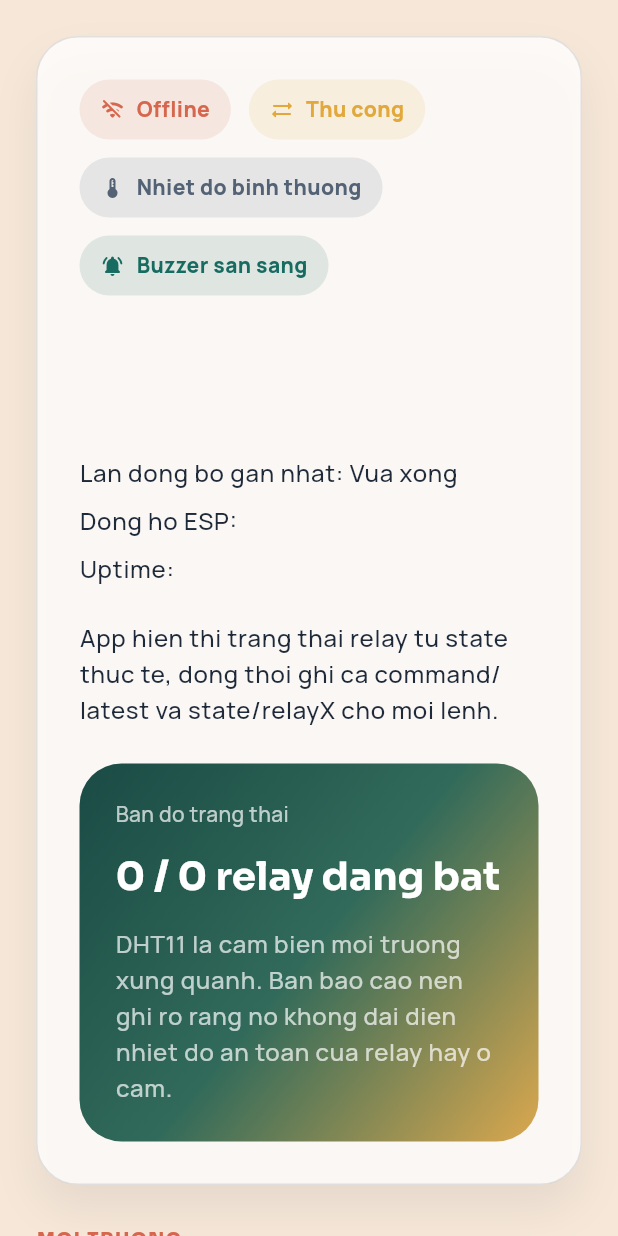
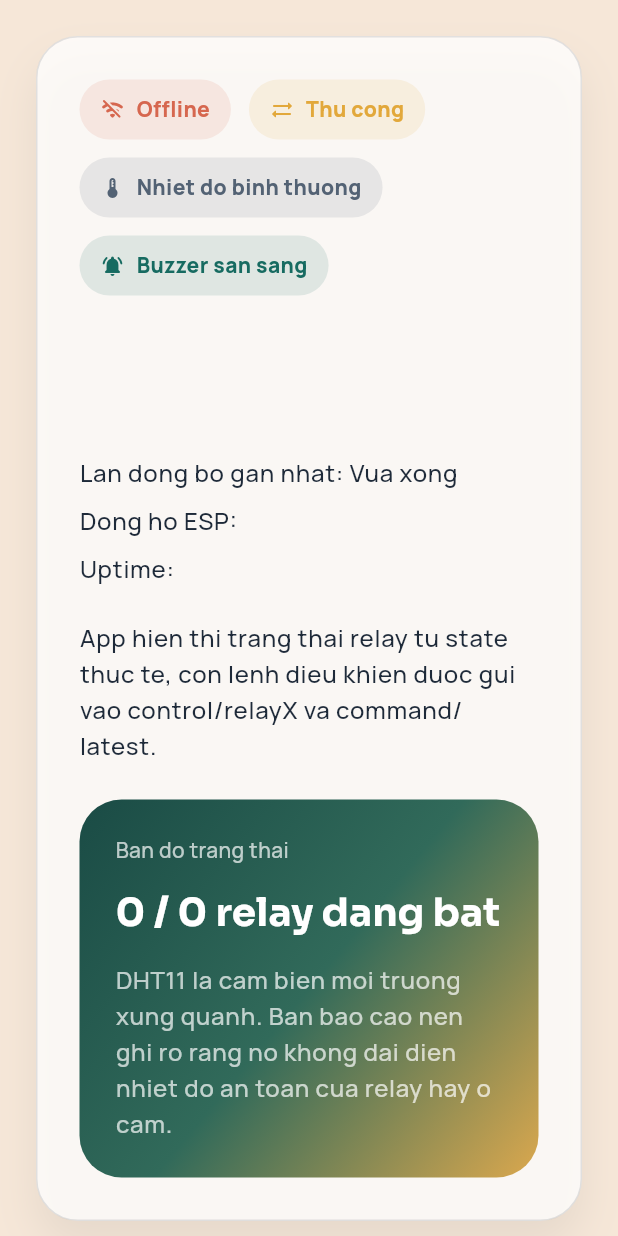
Before and after one commit to giakhang18102004/odien, a Flutter app: the DashboardPage widget shown alone on an empty page, opened directly with empty values, on a phone screen of 412 x 824 dp. Run offline on Flutter 3.47's test engine with Material 3 defaults, Android fonts, the phone set to English and light mode, and no system bars; our stand-ins replace google_fonts.

Commit message:
update code

```diff
--- a/lib/screens/control_page.dart
+++ b/lib/screens/control_page.dart
@@ -80,7 +80,7 @@ class _ControlPageState extends State<ControlPage> {
                 eyebrow: 'Dieu khien',
                 title: 'Dong cat tai theo tung kenh',
                 subtitle:
-                    'Moi lenh deu ghi dong thoi vao command/latest va state/relayX. Neu phat hien node cu, app ghi them smart_home/relays.',
+                    'Moi lenh deu ghi vao control/relayX va command/latest. Neu phat hien node cu, app ghi them smart_home/relays.',
               ),
               const SizedBox(height: 18),
               const FrostPanel(
--- a/lib/screens/dashboard_page.dart
+++ b/lib/screens/dashboard_page.dart
@@ -113,8 +113,8 @@ class DashboardPage extends StatelessWidget {
                           const SizedBox(height: 22),
                           Text(
                             dashboard.prefersLegacyRelayWrite
-                                ? 'App dang ghi song song command/latest, state/relayX va smart_home/relays de giu tuong thich voi firmware cu.'
-                                : 'App hien thi trang thai relay tu state thuc te, dong thoi ghi ca command/latest va state/relayX cho moi lenh.',
+                                ? 'App dang ghi lenh vao control/relayX va command/latest, dong thoi mirror smart_home/relays de giu tuong thich voi firmware cu.'
+                                : 'App hien thi trang thai relay tu state thuc te, con lenh dieu khien duoc gui vao control/relayX va command/latest.',
                             style: Theme.of(context).textTheme.bodyLarge,
                           ),
                         ],
@@ -289,8 +289,8 @@ class DashboardPage extends StatelessWidget {
                       const SizedBox(height: 10),
                       Text(
                         dashboard.prefersLegacyRelayWrite
-                            ? 'Lenh nay duoc ghi vao command/latest, state/relayX va smart_home/relays de firmware cu van nhan duoc.'
-                            : 'Lenh nay duoc ghi vao command/latest va state/relayX. Giao dien relay van doi theo state thuc te tu ESP cap nhat.',
+                            ? 'Lenh nay duoc ghi vao control/relayX, command/latest va smart_home/relays de firmware cu van nhan duoc.'
+                            : 'Lenh nay duoc ghi vao control/relayX va command/latest. Giao dien relay van doi theo state thuc te tu ESP cap nhat.',
                         style: Theme.of(context).textTheme.bodyMedium,
                       ),
                     ],
```
Also changed, not shown: lib/data/device_repository.dart (+10 -11 lines), 1 other file.
